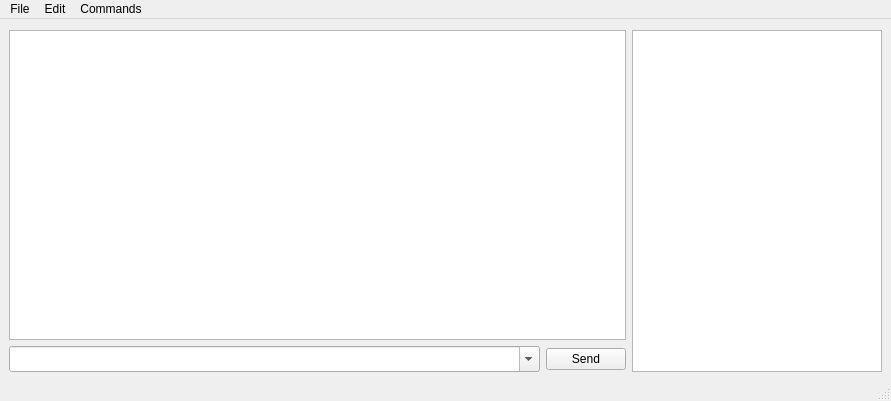
Old version of the form commandwindow.ui in the repository M-itch/rcon-q3.
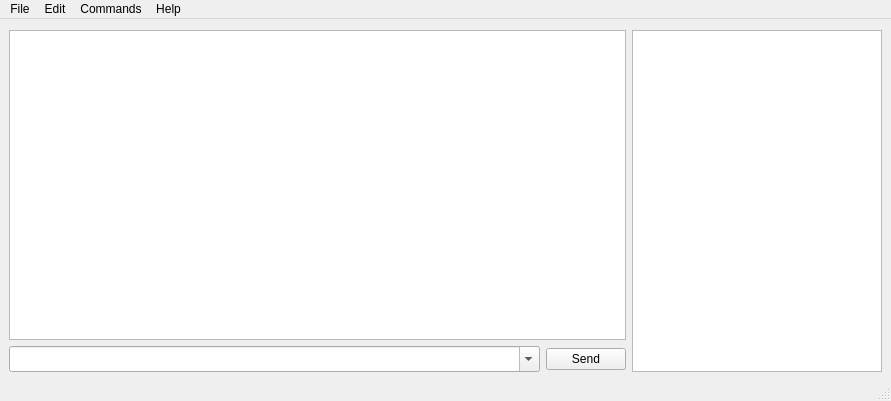
New version of the form. Icons and pictures are not drawn.

Commit message: Moved log file to AppData folder. Added version, short git hash to an about popup. Set application name and description in exe. Raise command window after switching from server window.

The edit to the form file:
```diff
--- a/commandwindow.ui
+++ b/commandwindow.ui
@@ -160,9 +160,16 @@
     <addaction name="separator"/>
     <addaction name="actionAuto_completion_commands"/>
    </widget>
+   <widget class="QMenu" name="menuHelp">
+    <property name="title">
+     <string>Help</string>
+    </property>
+    <addaction name="actionAbout"/>
+   </widget>
    <addaction name="menuFile"/>
    <addaction name="menuEdit"/>
    <addaction name="menuCommands"/>
+   <addaction name="menuHelp"/>
   </widget>
   <widget class="QStatusBar" name="statusbar">
    <property name="toolTip">
```
Left out of the diff: 5 changed lines with no effect on the pictures. The commit also changes 5 other files.
